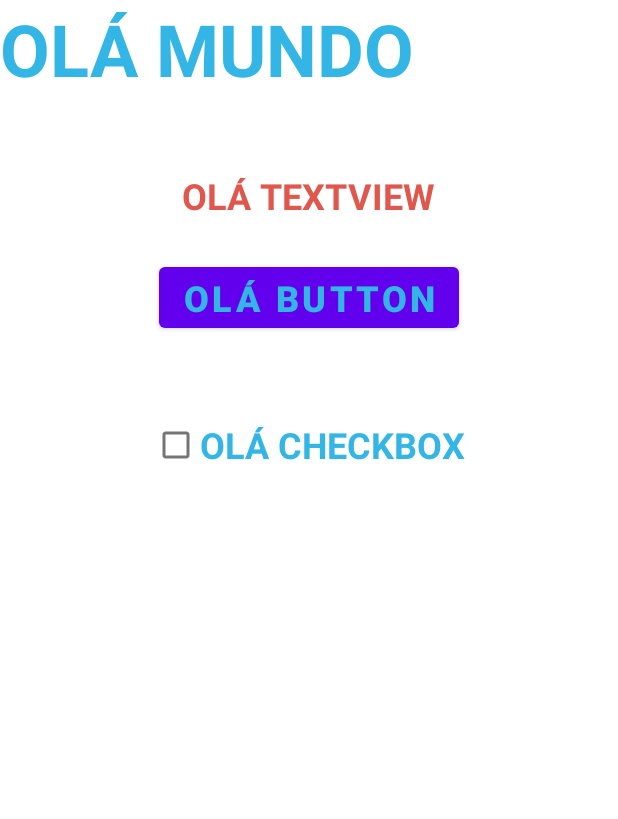
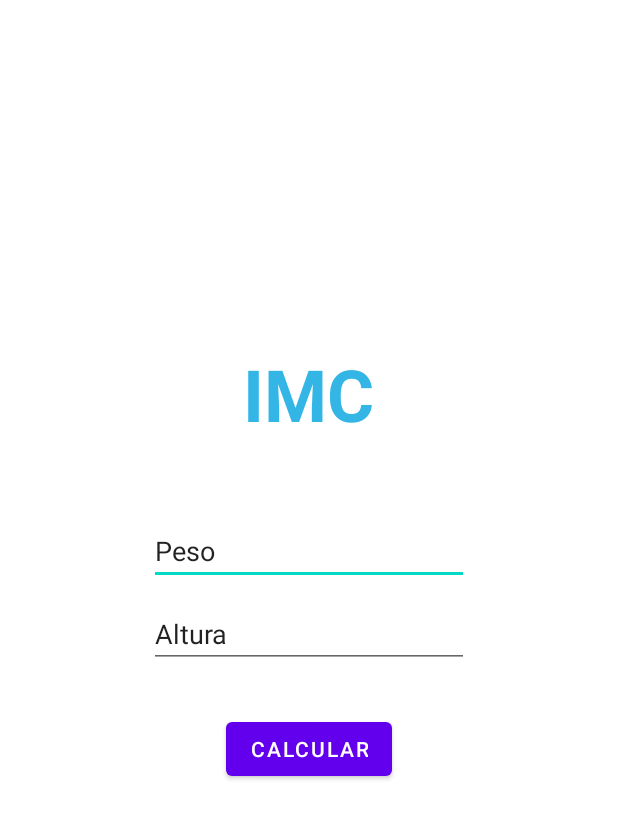
Before and after one commit to BrunoGambaRocha/KotlinMyFirstApp, an Android app: the screen it shows after launch (MainActivity), on a phone screen of 412 x 824 dp. Shown: the top 819 px of the screen. Run offline under Robolectric (Android 15) with nearby library versions, the phone set to English and light mode, and no system bars.

Commit message:
suggesting layout

```diff
--- a/app/src/main/res/layout/activity_main.xml
+++ b/app/src/main/res/layout/activity_main.xml
@@ -4,45 +4,40 @@
     android:layout_height="match_parent"
     xmlns:tools="http://schemas.android.com/tools"
     android:orientation="vertical"
-    android:gravity="center_horizontal">
+    android:gravity="center">
 
     <TextView
-        android:text="@string/hello_word"
-        android:layout_gravity="start"
+        android:id="@+id/tituloTXT"
+        style="@style/title"
+        android:text="@string/mensagem"
+        android:layout_marginBottom="50dp"
         android:layout_width="wrap_content"
-        android:layout_height="wrap_content"
-        style="@style/title_purple" />
+        android:layout_height="wrap_content" />
 
-    <TextView
-        android:text="@string/hi_textview"
-        style="@style/title_purple"
-        android:layout_marginTop="24dp"
-        android:padding="25dp"
-        android:textSize="24sp"
-        android:textColor="@color/red_happy"
+    <EditText
+        android:id="@+id/pesoEDT"
+        android:inputType="textPersonName"
+        android:text="@string/input_peso"
+        android:layout_marginBottom="10dp"
+        android:ems="10"
+        android:layout_width="wrap_content"
+        android:layout_height="wrap_content" />
+
+    <EditText
+        android:id="@+id/alturaEDT"
+        android:inputType="textPersonName"
+        android:text="@string/input_altura"
+        android:layout_marginBottom="30dp"
+        android:ems="10"
         android:layout_width="wrap_content"
         android:layout_height="wrap_content" />
 
     <Button
-        android:text="@string/hi_button"
-        style="@style/title_purple"
-        android:textSize="24sp"
-        android:layout_width="wrap_content"
-        android:layout_height="wrap_content" />
-
-    <RadioButton
-        android:text="@string/hi_radiobutton"
-        style="@style/title_purple"
-        android:textSize="24sp"
-        tools:visibility="visible"
-        android:visibility="invisible"
-        android:layout_width="wrap_content"
-        android:layout_height="wrap_content" />
-
-    <CheckBox
-        android:text="@string/hi_checkbox"
-        style="@style/title_purple"
-        android:textSize="24sp"
+        android:id="@+id/calcularBTN"
+        android:text="@string/btn_calcular"
+        android:textColor="@color/white"
+        android:textSize="14sp"
+        android:layout_marginBottom="70dp"
         android:layout_width="wrap_content"
         android:layout_height="wrap_content" />
 
--- a/app/src/main/res/values/strings.xml
+++ b/app/src/main/res/values/strings.xml
@@ -1,8 +1,7 @@
 <resources>
     <string name="app_name">IMC App</string>
-    <string name="hello_word">Olá Mundo</string>
-    <string name="hi_button">Olá Button</string>
-    <string name="hi_radiobutton">Olá RadioButton</string>
-    <string name="hi_checkbox">Olá CheckBox</string>
-    <string name="hi_textview">Olá TextView</string>
+    <string name="mensagem">IMC</string>
+    <string name="input_peso">Peso</string>
+    <string name="input_altura">Altura</string>
+    <string name="btn_calcular">Calcular</string>
 </resources>
--- a/app/src/main/res/values/styles.xml
+++ b/app/src/main/res/values/styles.xml
@@ -1,7 +1,7 @@
 <?xml version="1.0" encoding="utf-8"?>
 <resources>
 
-    <style name="title_purple">
+    <style name="title">
         <item name="android:textSize">48sp</item>
         <item name="android:textColor">@android:color/holo_blue_light</item>
         <item name="android:textStyle">bold</item>
```
